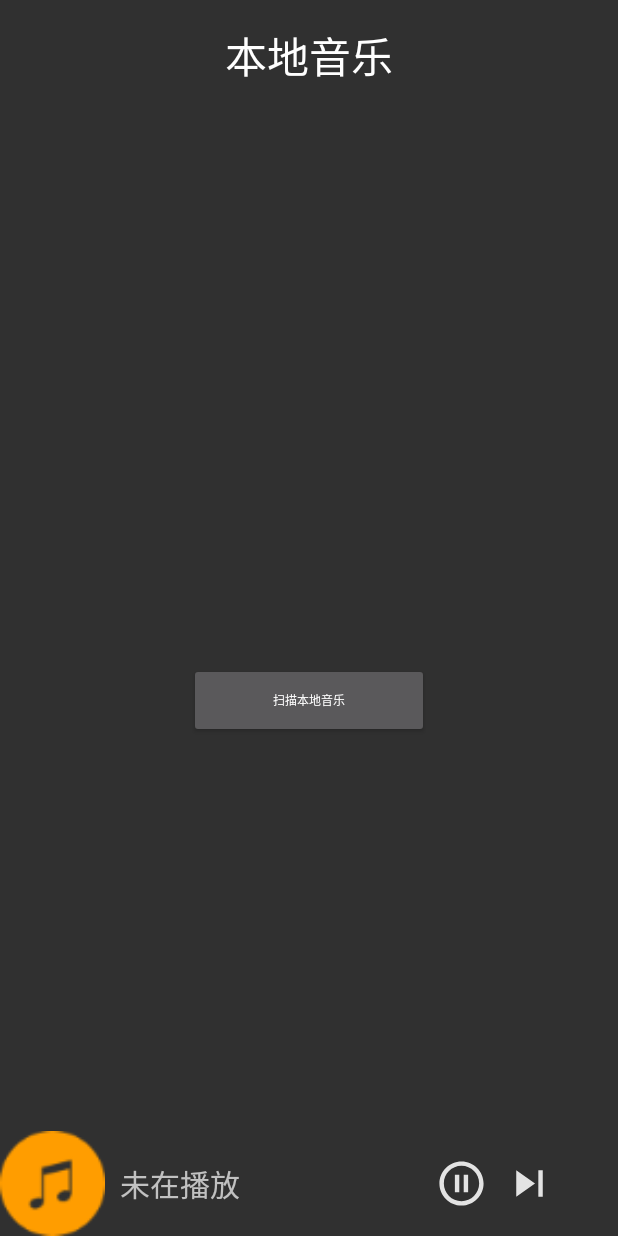
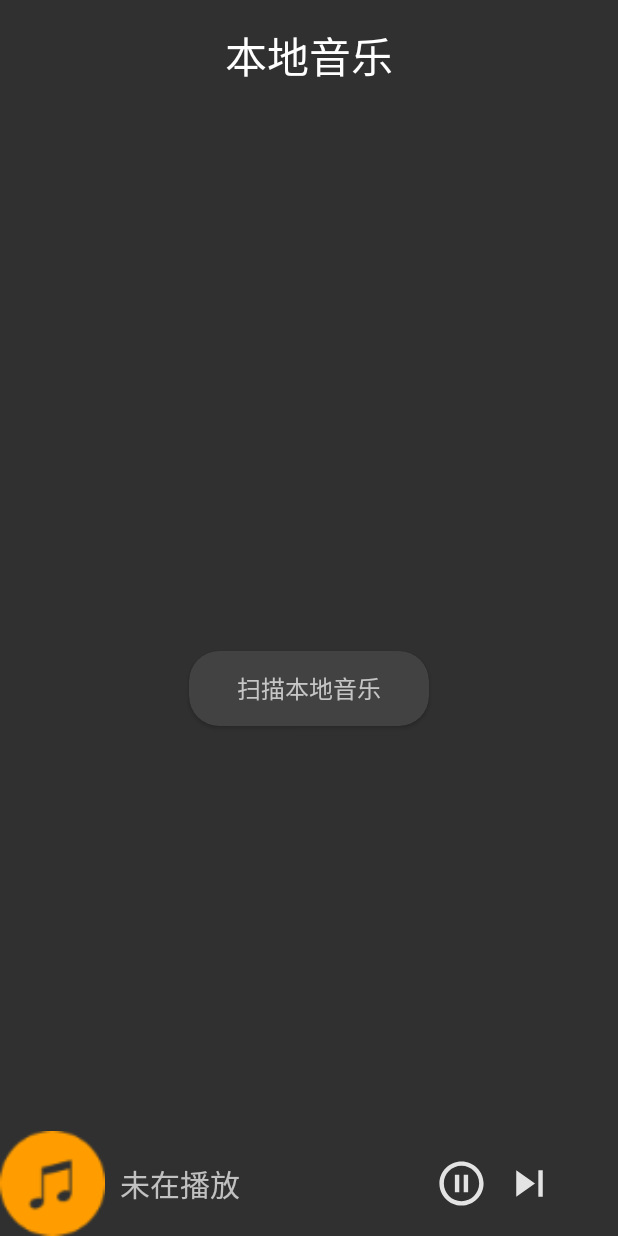
Before and after one commit to lcqlcqq/MyMusicPlayer, an Android app: the screen it shows after launch (MainActivity), on a phone screen of 412 x 824 dp. Run offline under Robolectric (Android 15) with nearby library versions, the phone set to English and light mode, and no system bars; our stand-ins replace data binding; libraries missing offline, so code that uses them is left out: com.permissionx.guolindev.

Commit message:
修改按钮、图片、时长显示

```diff
--- a/app/src/main/java/com/example/mymusicplayer/MainActivity.java
+++ b/app/src/main/java/com/example/mymusicplayer/MainActivity.java
@@ -10,6 +10,7 @@ import android.widget.LinearLayout;
 import android.widget.Toast;
 
 import androidx.appcompat.app.AppCompatActivity;
+import androidx.cardview.widget.CardView;
 import androidx.recyclerview.widget.LinearLayoutManager;
 import androidx.recyclerview.widget.RecyclerView;
 
@@ -29,7 +30,7 @@ import java.util.List;
 
 public class MainActivity extends AppCompatActivity {
 
-    private Button btn_search;
+    private CardView btn_search;
 
     public static ArrayList<Song> mList = new ArrayList<>();
 
@@ -37,11 +38,6 @@ public class MainActivity extends AppCompatActivity {
 
     private RecyclerView recyclerView;
 
-   /* private Handler handler = new Handler() {
-        @Override
-        public void handleMessage(Message msg) {
-        }
-    };*/
     @Override
     protected void onCreate(Bundle savedInstanceState) {
         super.onCreate(savedInstanceState);
@@ -50,18 +46,13 @@ public class MainActivity extends AppCompatActivity {
         btn_search = findViewById(R.id.btn_search);
         LinearLayout block_bottom = findViewById(R.id.bottom_music);
 
-        btn_search.setOnClickListener(new View.OnClickListener() {
-            @Override
-            public void onClick(View view) {
+        btn_search.setOnClickListener(view -> {
             permissionsRequest();
             if (mList.size() > 0) btn_search.setVisibility(View.INVISIBLE);
-            }
         });
 
         //底部播放状态栏
-        block_bottom.setOnClickListener(new View.OnClickListener() {
-            @Override
-            public void onClick(View view) {
+        block_bottom.setOnClickListener(view -> {
             //获取当前播放的歌曲索引（从service？）
             int pos = 0;
             Bundle bundle = new Bundle();
@@ -70,7 +61,6 @@ public class MainActivity extends AppCompatActivity {
             it.putExtras(bundle);
             startActivity(it);
             overridePendingTransition(R.anim.botton_in, R.anim.stop);
-            }
         });
     }
 
@@ -107,8 +97,8 @@ public class MainActivity extends AppCompatActivity {
         //清除列表数据
         mList.clear();
         mList = MusicUtils.readMusicSongs(this);
-        Log.e("lcq", "size: " + mList.size());
-        if (mList != null && mList.size() > 0) {
+//        Log.e("lcq", "size: " + mList.size());
+        if (mList.size() > 0) {
             //显示本地音乐
             showLocalMusicData();
         } else {
@@ -120,11 +110,11 @@ public class MainActivity extends AppCompatActivity {
         LinearLayoutManager layoutManager = new LinearLayoutManager(this);
         layoutManager.setOrientation(LinearLayoutManager.VERTICAL);
         recyclerView.setLayoutManager(layoutManager);
-        mAdapter = new MusicListAdapter(MainActivity.this, mList);
+        mAdapter = new MusicListAdapter(MainActivity.this);
         recyclerView.setAdapter(mAdapter);
     }
 
-    protected void show(CharSequence c) {
+    public void show(CharSequence c) {
         Toast.makeText(getApplicationContext(), c, Toast.LENGTH_SHORT).show();
     }
 }
--- a/app/src/main/res/layout/activity_music_homepage.xml
+++ b/app/src/main/res/layout/activity_music_homepage.xml
@@ -32,17 +32,22 @@
                 android:orientation="vertical">
 
                 <!--扫描本地音乐-->
-                <Button
+                <androidx.cardview.widget.CardView
+                    android:id="@+id/btn_search"
+                    android:layout_width="wrap_content"
+                    android:layout_height="wrap_content"
+                    app:cardCornerRadius="20dp">
+                <TextView
                     android:layout_width="160dp"
                     android:layout_height="50dp"
-                    android:layout_marginTop="16dp"
+                    android:layout_gravity="center"
                     android:insetTop="0dp"
                     android:insetBottom="0dp"
+                    android:gravity="center"
                     android:text="扫描本地音乐"
-                    android:textSize="@dimen/sp_14"
-                    android:id="@+id/btn_search"
-                    app:cornerRadius="20dp"
-                    app:strokeWidth="1dp" />
+                    android:textSize="16sp"
+                     />
+                </androidx.cardview.widget.CardView>
 
             </LinearLayout>
             <!--列表-->
--- a/app/src/main/res/layout/music_item.xml
+++ b/app/src/main/res/layout/music_item.xml
@@ -10,9 +10,10 @@
 
     <TextView
         android:id="@+id/item_position"
-        android:layout_width="wrap_content"
+        android:layout_width="30dp"
         android:layout_height="wrap_content"
         android:layout_margin="2dp"
+        android:gravity="center"
         android:text="1"
         android:textSize="20sp" />
 
```
Also changed, not shown: app/src/main/java/com/example/mymusicplayer/adapter/MusicListAdapter.java (+30 -13 lines), app/src/main/java/com/example/mymusicplayer/utils/MusicUtils.java (+11 -5 lines). Lines whose indentation alone changed are shown as unchanged.
